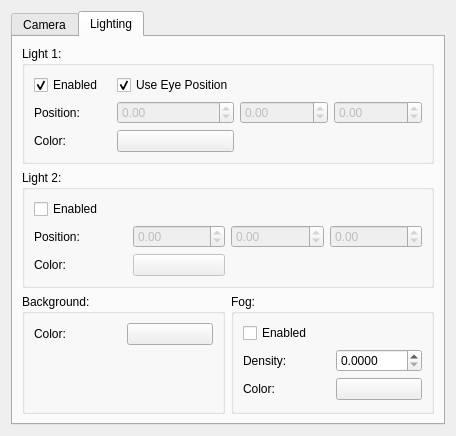
Old version of the form Gorgon/src_ui/ui_dialog_scene_editor.ui in the repository GorgonCryoEM/Gorgon.
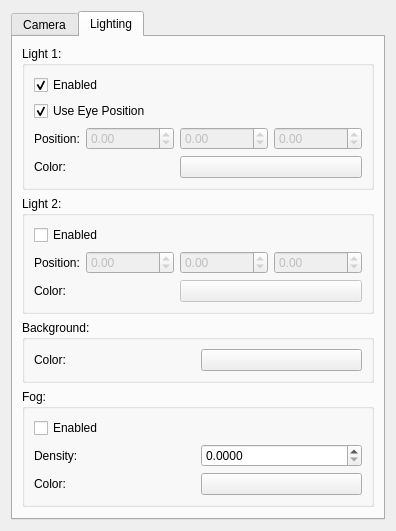
New version of the form. The open tabs and pages were chosen to show the change. Custom widgets are drawn as their Qt base class.

Commit message: Saving screen real-estate

```diff
--- a/Gorgon/src_ui/ui_dialog_scene_editor.ui
+++ b/Gorgon/src_ui/ui_dialog_scene_editor.ui
@@ -5,16 +5,28 @@
    <rect>
     <x>0</x>
     <y>0</y>
-    <width>456</width>
-    <height>410</height>
+    <width>259</width>
+    <height>522</height>
    </rect>
   </property>
+  <property name="sizePolicy" >
+   <sizepolicy vsizetype="Maximum" hsizetype="Preferred" >
+    <horstretch>0</horstretch>
+    <verstretch>0</verstretch>
+   </sizepolicy>
+  </property>
   <property name="windowTitle" >
    <string>Scene Editor</string>
   </property>
   <layout class="QGridLayout" >
    <item row="0" column="0" >
     <widget class="QTabWidget" name="tabWidget" >
+     <property name="sizePolicy" >
+      <sizepolicy vsizetype="Maximum" hsizetype="Expanding" >
+       <horstretch>0</horstretch>
+       <verstretch>0</verstretch>
+      </sizepolicy>
+     </property>
      <property name="currentIndex" >
       <number>0</number>
      </property>
@@ -214,24 +226,74 @@
        <string>Lighting</string>
       </attribute>
       <layout class="QGridLayout" >
-       <item row="0" column="0" colspan="2" >
+       <item row="0" column="0" >
         <widget class="QGroupBox" name="groupBox_4" >
+         <property name="sizePolicy" >
+          <sizepolicy vsizetype="Maximum" hsizetype="Expanding" >
+           <horstretch>0</horstretch>
+           <verstretch>0</verstretch>
+          </sizepolicy>
+         </property>
          <property name="title" >
           <string>Light 1:</string>
          </property>
          <layout class="QGridLayout" >
-          <item row="1" column="0" >
+          <item row="0" column="0" colspan="2" >
+           <widget class="QCheckBox" name="checkBoxLight1Enabled" >
+            <property name="sizePolicy" >
+             <sizepolicy vsizetype="Fixed" hsizetype="Maximum" >
+              <horstretch>0</horstretch>
+              <verstretch>0</verstretch>
+             </sizepolicy>
+            </property>
+            <property name="text" >
+             <string>Enabled</string>
+            </property>
+            <property name="checked" >
+             <bool>true</bool>
+            </property>
+           </widget>
+          </item>
+          <item row="1" column="0" colspan="3" >
+           <widget class="QCheckBox" name="checkBoxLight1EyePosition" >
+            <property name="sizePolicy" >
+             <sizepolicy vsizetype="Fixed" hsizetype="Maximum" >
+              <horstretch>0</horstretch>
+              <verstretch>0</verstretch>
+             </sizepolicy>
+            </property>
+            <property name="text" >
+             <string>Use Eye Position</string>
+            </property>
+            <property name="checked" >
+             <bool>true</bool>
+            </property>
+           </widget>
+          </item>
+          <item row="2" column="0" >
            <widget class="QLabel" name="label_2" >
+            <property name="sizePolicy" >
+             <sizepolicy vsizetype="Preferred" hsizetype="Maximum" >
+              <horstretch>0</horstretch>
+              <verstretch>0</verstretch>
+             </sizepolicy>
+            </property>
             <property name="text" >
              <string>Position:</string>
             </property>
            </widget>
           </item>
-          <item row="1" column="1" >
+          <item row="2" column="1" >
            <widget class="QDoubleSpinBox" name="doubleSpinBoxLight1X" >
             <property name="enabled" >
              <bool>false</bool>
             </property>
+            <property name="sizePolicy" >
+             <sizepolicy vsizetype="Fixed" hsizetype="Maximum" >
+              <horstretch>0</horstretch>
+              <verstretch>0</verstretch>
+             </sizepolicy>
+            </property>
             <property name="minimum" >
              <double>-9999999999.989999771118164</double>
             </property>
@@ -243,11 +305,17 @@
             </property>
            </widget>
           </item>
-          <item row="1" column="2" >
+          <item row="2" column="2" >
            <widget class="QDoubleSpinBox" name="doubleSpinBoxLight1Y" >
             <property name="enabled" >
              <bool>false</bool>
             </property>
+            <property name="sizePolicy" >
+             <sizepolicy vsizetype="Fixed" hsizetype="Maximum" >
+              <horstretch>0</horstretch>
+              <verstretch>0</verstretch>
+             </sizepolicy>
+            </property>
             <property name="minimum" >
              <double>-9999999999.989999771118164</double>
             </property>
@@ -259,11 +327,17 @@
             </property>
            </widget>
           </item>
-          <item row="1" column="3" >
+          <item row="2" column="3" >
            <widget class="QDoubleSpinBox" name="doubleSpinBoxLight1Z" >
             <property name="enabled" >
              <bool>false</bool>
             </property>
+            <property name="sizePolicy" >
+             <sizepolicy vsizetype="Fixed" hsizetype="Maximum" >
+              <horstretch>0</horstretch>
+              <verstretch>0</verstretch>
+             </sizepolicy>
+            </property>
             <property name="minimum" >
              <double>-9999999999.989999771118164</double>
             </property>
@@ -275,51 +349,49 @@
             </property>
            </widget>
           </item>
-          <item row="2" column="0" >
+          <item row="3" column="0" >
            <widget class="QLabel" name="label" >
+            <property name="sizePolicy" >
+             <sizepolicy vsizetype="Preferred" hsizetype="Maximum" >
+              <horstretch>0</horstretch>
+              <verstretch>0</verstretch>
+             </sizepolicy>
+            </property>
             <property name="text" >
              <string>Color:</string>
             </property>
            </widget>
           </item>
-          <item row="2" column="1" >
+          <item row="3" column="2" colspan="2" >
            <widget class="ColoredPushButton" name="pushButtonLight1Color" >
             <property name="text" >
              <string/>
             </property>
            </widget>
           </item>
-          <item row="0" column="0" >
-           <widget class="QCheckBox" name="checkBoxLight1Enabled" >
-            <property name="text" >
-             <string>Enabled</string>
-            </property>
-            <property name="checked" >
-             <bool>true</bool>
-            </property>
-           </widget>
-          </item>
-          <item row="0" column="1" >
-           <widget class="QCheckBox" name="checkBoxLight1EyePosition" >
-            <property name="text" >
-             <string>Use Eye Position</string>
-            </property>
-            <property name="checked" >
-             <bool>true</bool>
-            </property>
-           </widget>
-          </item>
          </layout>
         </widget>
        </item>
-       <item row="1" column="0" colspan="2" >
+       <item row="1" column="0" >
         <widget class="QGroupBox" name="groupBox_5" >
+         <property name="sizePolicy" >
+          <sizepolicy vsizetype="Maximum" hsizetype="Expanding" >
+           <horstretch>0</horstretch>
+           <verstretch>0</verstretch>
+          </sizepolicy>
+         </property>
          <property name="title" >
           <string>Light 2:</string>
          </property>
          <layout class="QGridLayout" >
-          <item row="0" column="0" >
+          <item row="0" column="0" colspan="3" >
            <widget class="QCheckBox" name="checkBoxLight2Enabled" >
+            <property name="sizePolicy" >
+             <sizepolicy vsizetype="Fixed" hsizetype="Maximum" >
+              <horstretch>0</horstretch>
+              <verstretch>0</verstretch>
+             </sizepolicy>
+            </property>
             <property name="text" >
              <string>Enabled</string>
             </property>
@@ -327,6 +399,12 @@
           </item>
           <item row="1" column="0" >
            <widget class="QLabel" name="label_5" >
+            <property name="sizePolicy" >
+             <sizepolicy vsizetype="Preferred" hsizetype="Maximum" >
+              <horstretch>0</horstretch>
+              <verstretch>0</verstretch>
+             </sizepolicy>
+            </property>
             <property name="text" >
              <string>Position:</string>
             </property>
@@ -337,6 +415,12 @@
             <property name="enabled" >
              <bool>false</bool>
             </property>
+            <property name="sizePolicy" >
+             <sizepolicy vsizetype="Fixed" hsizetype="Maximum" >
+              <horstretch>0</horstretch>
+              <verstretch>0</verstretch>
+             </sizepolicy>
+            </property>
             <property name="minimum" >
              <double>-9999999999.989999771118164</double>
             </property>
@@ -353,6 +437,12 @@
             <property name="enabled" >
              <bool>false</bool>
             </property>
+            <property name="sizePolicy" >
+             <sizepolicy vsizetype="Fixed" hsizetype="Maximum" >
+              <horstretch>0</horstretch>
+              <verstretch>0</verstretch>
+             </sizepolicy>
+            </property>
             <property name="minimum" >
              <double>-9999999999.989999771118164</double>
             </property>
@@ -369,6 +459,12 @@
             <property name="enabled" >
              <bool>false</bool>
             </property>
+            <property name="sizePolicy" >
+             <sizepolicy vsizetype="Fixed" hsizetype="Maximum" >
+              <horstretch>0</horstretch>
+              <verstretch>0</verstretch>
+             </sizepolicy>
+            </property>
             <property name="minimum" >
              <double>-9999999999.989999771118164</double>
             </property>
@@ -382,12 +478,18 @@
           </item>
           <item row="2" column="0" >
            <widget class="QLabel" name="label_6" >
+            <property name="sizePolicy" >
+             <sizepolicy vsizetype="Preferred" hsizetype="Maximum" >
+              <horstretch>0</horstretch>
+              <verstretch>0</verstretch>
+             </sizepolicy>
+            </property>
             <property name="text" >
              <string>Color:</string>
             </property>
            </widget>
           </item>
-          <item row="2" column="1" >
+          <item row="2" column="2" colspan="2" >
            <widget class="ColoredPushButton" name="pushButtonLight2Color" >
             <property name="enabled" >
              <bool>false</bool>
@@ -402,6 +504,12 @@
        </item>
        <item row="2" column="0" >
         <widget class="QGroupBox" name="groupBox_7" >
+         <property name="sizePolicy" >
+          <sizepolicy vsizetype="Maximum" hsizetype="Expanding" >
+           <horstretch>0</horstretch>
+           <verstretch>0</verstretch>
+          </sizepolicy>
+         </property>
          <property name="title" >
           <string>Background:</string>
          </property>
@@ -420,29 +528,22 @@
             </property>
            </widget>
           </item>
-          <item row="1" column="0" colspan="2" >
-           <spacer>
-            <property name="orientation" >
-             <enum>Qt::Vertical</enum>
-            </property>
-            <property name="sizeHint" >
-             <size>
-              <width>20</width>
-              <height>40</height>
-             </size>
-            </property>
-           </spacer>
-          </item>
          </layout>
         </widget>
        </item>
-       <item row="2" column="1" >
+       <item row="3" column="0" >
         <widget class="QGroupBox" name="groupBox_6" >
+         <property name="sizePolicy" >
+          <sizepolicy vsizetype="Maximum" hsizetype="Expanding" >
+           <horstretch>0</horstretch>
+           <verstretch>0</verstretch>
+          </sizepolicy>
+         </property>
          <property name="title" >
           <string>Fog:</string>
          </property>
          <layout class="QGridLayout" >
-          <item row="0" column="0" >
+          <item row="0" column="0" colspan="2" >
            <widget class="QCheckBox" name="checkBoxFogEnabled" >
             <property name="text" >
              <string>Enabled</string>
```
Left out of the diff: 124 changed lines with no effect on the pictures. The commit also changes 6 other files.
